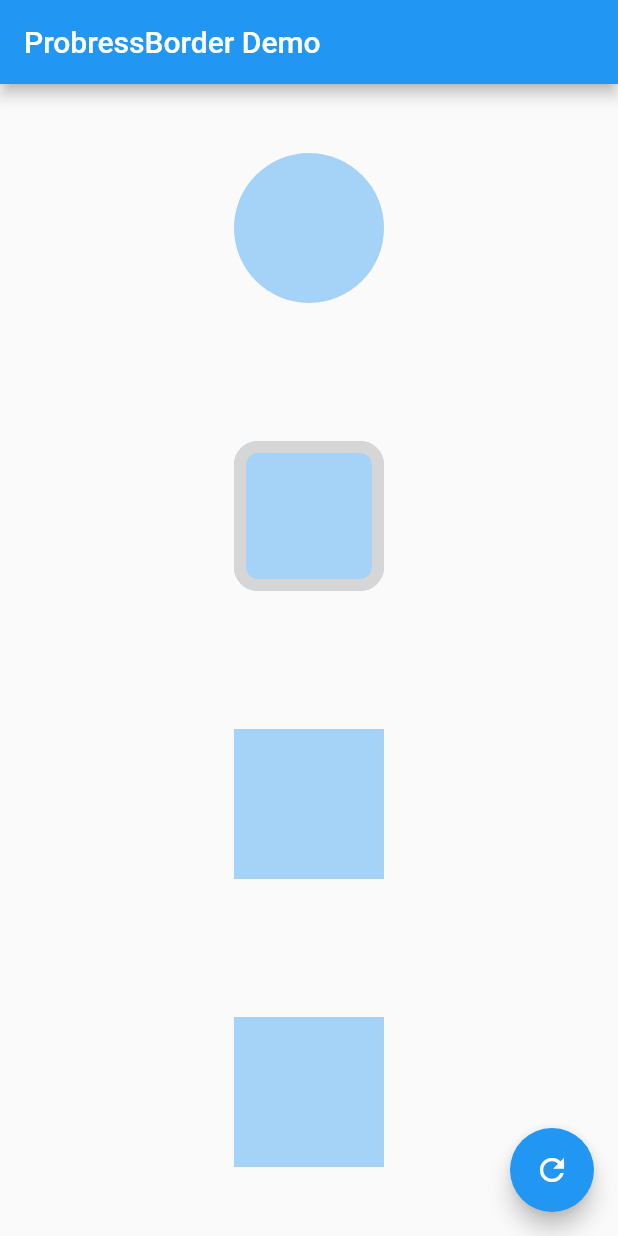
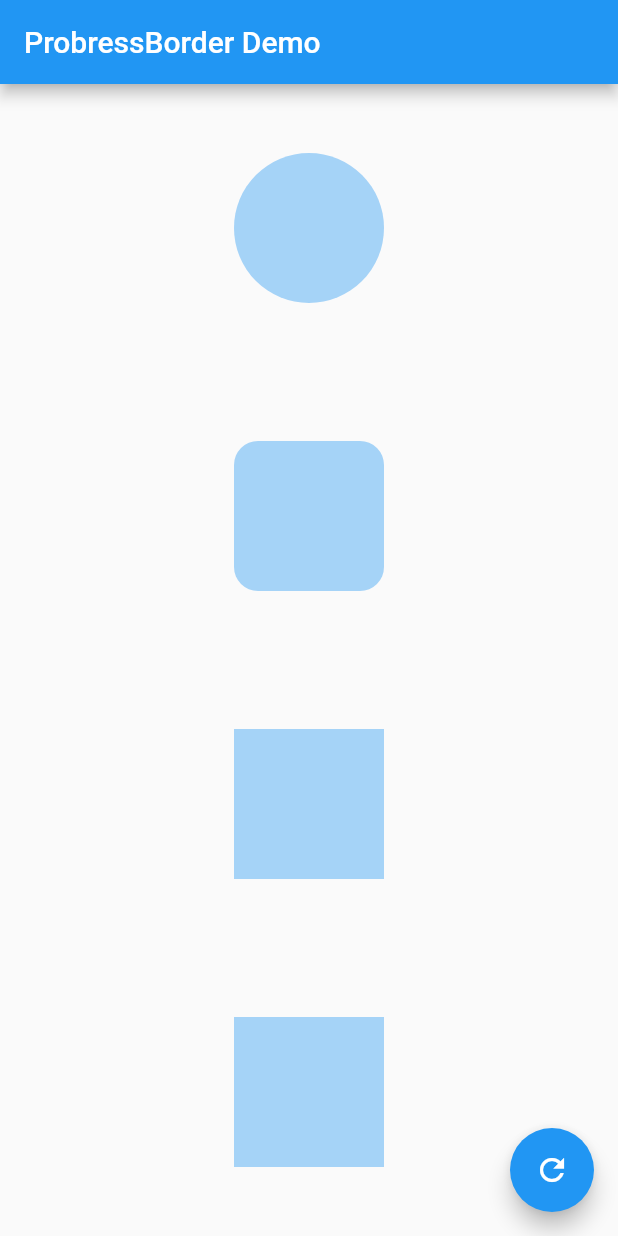
Before and after one commit to shirne/progress_border, a Flutter app: the screen it shows after launch, on a phone screen of 412 x 824 dp. Run offline on Flutter 3.47's test engine with Material 2 defaults, Android fonts, the phone set to English and light mode, and no system bars; statements that could not run were skipped.

Commit message:
Add strokeAlign

```diff
--- a/example/lib/main.dart
+++ b/example/lib/main.dart
@@ -127,12 +127,12 @@ class _MyHomePageState extends State<MyHomePage>
                 height: 100,
                 decoration: BoxDecoration(
                   color: Colors.blue.withAlpha(100),
-                  border: animationController.value >= 1
-                      ? Border.all(
-                          color: Colors.blue,
-                          width: 8,
-                        )
-                      : null,
+                  border: ProgressBorder.all(
+                    color: Colors.blue,
+                    width: 8,
+                    strokeAlign: StrokeAlign.outside,
+                    progress: animationController.value,
+                  ),
                 ),
               ),
             ),
--- a/lib/src/progress_border.dart
+++ b/lib/src/progress_border.dart
@@ -47,6 +47,7 @@ class ProgressBorder extends BoxBorder {
     Color color = const Color(0xFF000000),
     double width = 1.0,
     BorderStyle style = BorderStyle.solid,
+    StrokeAlign strokeAlign = StrokeAlign.inside,
     double? progress,
     Border? backgroundBorder,
   }) {
@@ -54,6 +55,7 @@ class ProgressBorder extends BoxBorder {
       color: color,
       width: width,
       style: style,
+      strokeAlign: strokeAlign,
     );
     return ProgressBorder.fromBorderSide(side, progress, backgroundBorder);
   }
@@ -105,7 +107,11 @@ class ProgressBorder extends BoxBorder {
   }
 
   @override
-  bool get isUniform => _colorIsUniform && _widthIsUniform && _styleIsUniform;
+  bool get isUniform =>
+      _colorIsUniform &&
+      _widthIsUniform &&
+      _styleIsUniform &&
+      _strokeAlignIsUniform;
 
   bool get _colorIsUniform {
     final Color topColor = top.color;
@@ -126,6 +132,13 @@ class ProgressBorder extends BoxBorder {
     return right.style == topStyle &&
         bottom.style == topStyle &&
         left.style == topStyle;
+  }
+
+  bool get _strokeAlignIsUniform {
+    final topStrokeAlign = top.strokeAlign;
+    return right.strokeAlign == topStrokeAlign &&
+        bottom.strokeAlign == topStrokeAlign &&
+        left.strokeAlign == topStrokeAlign;
   }
 
   @override
@@ -200,8 +213,10 @@ class ProgressBorder extends BoxBorder {
         case BorderStyle.solid:
           switch (shape) {
             case BoxShape.circle:
-              assert(borderRadius == null,
-                  'A borderRadius can only be given for rectangular boxes.');
+              assert(
+                borderRadius == null,
+                'A borderRadius can only be given for rectangular boxes.',
+              );
               _paintUniformBorderWithCircle(canvas, rect, top, progress ?? 1);
               break;
             case BoxShape.rectangle:
@@ -236,6 +251,8 @@ class ProgressBorder extends BoxBorder {
           if (!_colorIsUniform) ErrorDescription('BorderSide.color'),
           if (!_widthIsUniform) ErrorDescription('BorderSide.width'),
           if (!_styleIsUniform) ErrorDescription('BorderSide.style'),
+          if (!_strokeAlignIsUniform)
+            ErrorDescription('BorderSide.strokeAlign'),
         ]);
       }
       return true;
@@ -303,7 +320,13 @@ class ProgressBorder extends BoxBorder {
   ) {
     assert(side.style != BorderStyle.none);
     final Paint paint = Paint()..color = side.color;
-    final RRect outer = borderRadius.toRRect(rect);
+    RRect outer = borderRadius.toRRect(rect);
+    if (side.strokeAlign != StrokeAlign.inside) {
+      double align = side.strokeAlign == StrokeAlign.center ? 0 : 1;
+      outer = outer.inflate(
+        side.width * (align + 1) / 2,
+      );
+    }
     final double halfWidth = side.width / 2;
     if (halfWidth <= 0.0) {
       paint
@@ -368,6 +391,12 @@ class ProgressBorder extends BoxBorder {
     double progress,
   ) {
     assert(side.style != BorderStyle.none);
+    if (side.strokeAlign != StrokeAlign.inside) {
+      double align = side.strokeAlign == StrokeAlign.center ? 0 : 1;
+      rect = rect.inflate(
+        side.width * (align + 1) / 2,
+      );
+    }
     final double width = side.width;
     final Paint paint = side.toPaint();
     final double radius = (rect.shortestSide - width) / 2.0;
@@ -395,6 +424,12 @@ class ProgressBorder extends BoxBorder {
     double progress,
   ) {
     assert(side.style != BorderStyle.none);
+    if (side.strokeAlign != StrokeAlign.inside) {
+      double align = side.strokeAlign == StrokeAlign.center ? 0 : 1;
+      rect = rect.inflate(
+        side.width * (align + 1) / 2,
+      );
+    }
     final double halfWidth = side.width / 2;
     final Paint paint = side.toPaint();
 
--- a/pubspec.yaml
+++ b/pubspec.yaml
@@ -1,10 +1,11 @@
 name: progress_border
 description: A BoxBorder like Border but draw part of the border according to the progress, supported circle, rect, rectangle.
-version: 0.0.2
+version: 0.0.3
 homepage: https://github.com/shirne/progress_border
 
 environment:
   sdk: '>=2.12.0 <3.0.0'
+  flutter: '< 3.7.0'
 
 dependencies:
   flutter:
```
Also changed, not shown: example/pubspec.lock, 1 other file.
